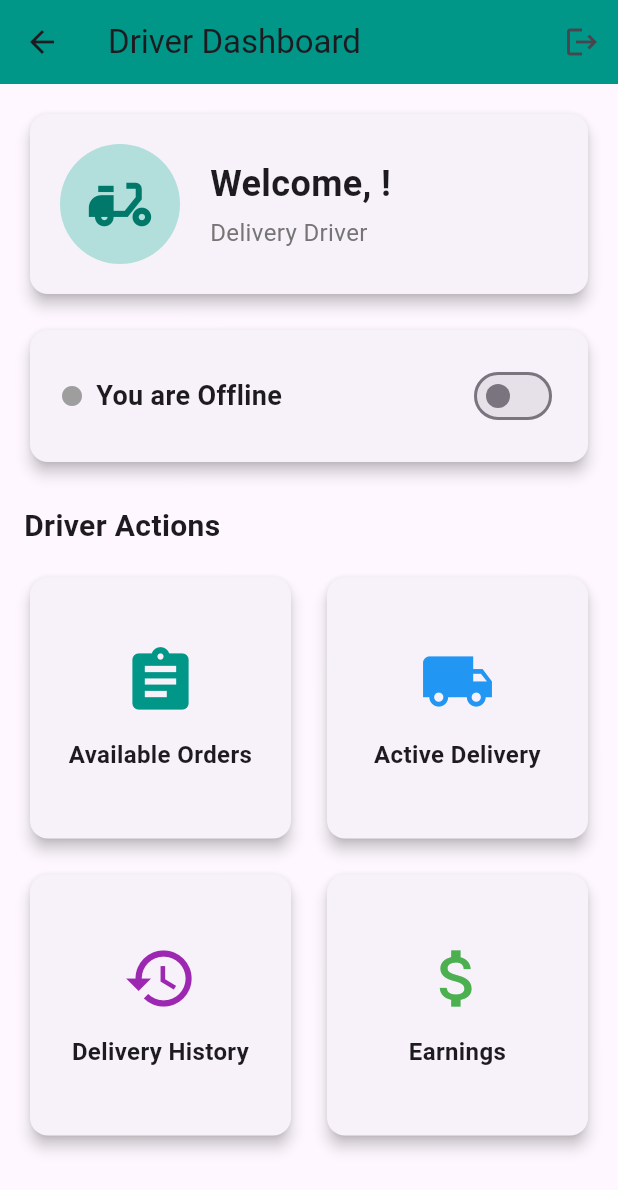
After one commit to Maryam1235/seafood, a Flutter app: the DriverDashboard screen opened directly, on a phone screen of 412 x 824 dp. The commit adds this screen. Shown: the top 1190 px of the screen. Run offline on Flutter 3.47's test engine with Material 3 defaults, Android fonts, the phone set to English and light mode, and no system bars; our stand-ins replace cloud_firestore, data_table_2, firebase_auth, firebase_core; accounts and stored records are empty.

Commit message:
driver dashboard

```diff
--- a/admin_dashboard/lib/screens/dashboard_home_screen.dart
+++ b/admin_dashboard/lib/screens/dashboard_home_screen.dart
@@ -46,11 +46,16 @@ class DashboardHomeScreen extends StatelessWidget {
                   return data['role'] == 'seller';
                 }).length;
 
+                final drivers = users.where((doc) {
+                  final data = doc.data() as Map<String, dynamic>;
+                  return data['role'] == 'driver';
+                }).length;
+
                 return GridView.count(
                   shrinkWrap: true,
                   crossAxisCount: MediaQuery.of(context).size.width > 800
-                      ? 3
-                      : 1,
+                      ? 4
+                      : 2,
                   mainAxisSpacing: 16,
                   crossAxisSpacing: 16,
                   childAspectRatio: 2.5,
@@ -72,6 +77,12 @@ class DashboardHomeScreen extends StatelessWidget {
                       value: sellers.toString(),
                       icon: Icons.store,
                       color: Colors.orange,
+                    ),
+                    _buildStatCard(
+                      title: 'Drivers',
+                      value: drivers.toString(),
+                      icon: Icons.delivery_dining,
+                      color: Colors.teal,
                     ),
                   ],
                 );
--- a/admin_dashboard/lib/screens/users_management_screen.dart
+++ b/admin_dashboard/lib/screens/users_management_screen.dart
@@ -91,7 +91,7 @@ class _UsersManagementScreenState extends State<UsersManagementScreen> {
                 const SizedBox(width: 16),
                 Expanded(
                   child: DropdownButtonFormField<String>(
-                    value: _roleFilter,
+                    initialValue: _roleFilter,
                     decoration: InputDecoration(
                       labelText: 'Filter by Role',
                       border: OutlineInputBorder(
@@ -102,8 +102,12 @@ class _UsersManagementScreenState extends State<UsersManagementScreen> {
                     ),
                     items: const [
                       DropdownMenuItem(value: 'all', child: Text('All Users')),
-                      DropdownMenuItem(value: 'customer', child: Text('Customers')),
+                      DropdownMenuItem(
+                        value: 'customer',
+                        child: Text('Customers'),
+                      ),
                       DropdownMenuItem(value: 'seller', child: Text('Sellers')),
+                      DropdownMenuItem(value: 'driver', child: Text('Drivers')),
                     ],
                     onChanged: (value) {
                       setState(() {
@@ -138,10 +142,14 @@ class _UsersManagementScreenState extends State<UsersManagementScreen> {
                   // Search filter
                   if (_searchQuery.isEmpty) return true;
 
-                  final fullName = (data['fullName'] ?? '').toString().toLowerCase();
+                  final fullName = (data['fullName'] ?? '')
+                      .toString()
+                      .toLowerCase();
                   final email = (data['email'] ?? '').toString().toLowerCase();
                   final phone = (data['phone'] ?? '').toString().toLowerCase();
-                  final username = (data['username'] ?? '').toString().toLowerCase();
+                  final username = (data['username'] ?? '')
+                      .toString()
+                      .toLowerCase();
 
                   return fullName.contains(_searchQuery) ||
                       email.contains(_searchQuery) ||
@@ -195,15 +203,21 @@ class _UsersManagementScreenState extends State<UsersManagementScreen> {
                               ),
                               backgroundColor: role == 'seller'
                                   ? Colors.orange.shade100
+                                  : role == 'driver'
+                                  ? Colors.teal.shade100
                                   : Colors.blue.shade100,
-                              padding: const EdgeInsets.symmetric(horizontal: 8),
+                              padding: const EdgeInsets.symmetric(
+                                horizontal: 8,
+                              ),
                             ),
                           ),
-                          DataCell(Text(
-                            createdAt != null
-                                ? '${createdAt.toDate().day}/${createdAt.toDate().month}/${createdAt.toDate().year}'
-                                : 'N/A',
-                          )),
+                          DataCell(
+                            Text(
+                              createdAt != null
+                                  ? '${createdAt.toDate().day}/${createdAt.toDate().month}/${createdAt.toDate().year}'
+                                  : 'N/A',
+                            ),
+                          ),
                           DataCell(
                             IconButton(
                               icon: const Icon(Icons.delete, color: Colors.red),
--- a/app/lib/main.dart
+++ b/app/lib/main.dart
@@ -5,6 +5,7 @@ import 'package:cloud_firestore/cloud_firestore.dart';
 import 'screens/login_screen.dart';
 import 'screens/customer_dashboard.dart';
 import 'screens/seller_dashboard.dart';
+import 'screens/driver_dashboard.dart';
 import 'firebase_options.dart';
 
 void main() async {
@@ -61,6 +62,8 @@ class AuthCheck extends StatelessWidget {
 
                 if (role == 'seller') {
                   return const SellerDashboard();
+                } else if (role == 'driver') {
+                  return const DriverDashboard();
                 } else {
                   return const CustomerDashboard();
                 }
--- /dev/null
+++ b/app/lib/screens/driver_dashboard.dart
@@ -0,0 +1,249 @@
+import 'package:flutter/material.dart';
+import 'package:firebase_auth/firebase_auth.dart';
+import '../services/auth_service.dart';
+
+class DriverDashboard extends StatefulWidget {
+  const DriverDashboard({super.key});
+
+  @override
+  State<DriverDashboard> createState() => _DriverDashboardState();
+}
+
+class _DriverDashboardState extends State<DriverDashboard> {
+  final _authService = AuthService();
+  String _username = '';
+  bool _isOnline = false;
+
+  @override
+  void initState() {
+    super.initState();
+    _loadUserData();
+  }
+
+  Future<void> _loadUserData() async {
+    final user = FirebaseAuth.instance.currentUser;
+    if (user != null) {
+      final userData = await _authService.getUserData(user.uid);
+      if (userData != null && mounted) {
+        setState(() {
+          _username = userData['username'] ?? 'Driver';
+        });
+      }
+    }
+  }
+
+  Future<void> _logout() async {
+    await _authService.logout();
+  }
+
+  @override
+  Widget build(BuildContext context) {
+    return Scaffold(
+      appBar: AppBar(
+        title: const Text('Driver Dashboard'),
+        backgroundColor: Colors.teal,
+        actions: [
+          IconButton(
+            icon: const Icon(Icons.logout),
+            onPressed: _logout,
+            tooltip: 'Logout',
+          ),
+        ],
+      ),
+      body: SingleChildScrollView(
+        padding: const EdgeInsets.all(16.0),
+        child: Column(
+          crossAxisAlignment: CrossAxisAlignment.start,
+          children: [
+            // Profile card
+            Card(
+              elevation: 4,
+              child: Padding(
+                padding: const EdgeInsets.all(20.0),
+                child: Row(
+                  children: [
+                    CircleAvatar(
+                      radius: 40,
+                      backgroundColor: Colors.teal.shade100,
+                      child: Icon(
+                        Icons.delivery_dining,
+                        size: 50,
+                        color: Colors.teal.shade700,
+                      ),
+                    ),
+                    const SizedBox(width: 20),
+                    Expanded(
+                      child: Column(
+                        crossAxisAlignment: CrossAxisAlignment.start,
+                        children: [
+                          Text(
+                            'Welcome, $_username!',
+                            style: const TextStyle(
+                              fontSize: 24,
+                              fontWeight: FontWeight.bold,
+                            ),
+                          ),
+                          const SizedBox(height: 4),
+                          Text(
+                            'Delivery Driver',
+                            style: TextStyle(
+                              fontSize: 16,
+                              color: Colors.grey.shade600,
+                            ),
+                          ),
+                        ],
+                      ),
+                    ),
+                  ],
+                ),
+              ),
+            ),
+            const SizedBox(height: 16),
+            // Online/Offline toggle
+            Card(
+              elevation: 4,
+              child: Padding(
+                padding: const EdgeInsets.all(20.0),
+                child: Row(
+                  mainAxisAlignment: MainAxisAlignment.spaceBetween,
+                  children: [
+                    Row(
+                      children: [
+                        Icon(
+                          Icons.circle,
+                          color: _isOnline ? Colors.green : Colors.grey,
+                          size: 16,
+                        ),
+                        const SizedBox(width: 8),
+                        Text(
+                          _isOnline ? 'You are Online' : 'You are Offline',
+                          style: const TextStyle(
+                            fontSize: 18,
+                            fontWeight: FontWeight.w600,
+                          ),
+                        ),
+                      ],
+                    ),
+                    Switch(
+                      value: _isOnline,
+                      activeColor: Colors.green,
+                      onChanged: (value) {
+                        setState(() {
+                          _isOnline = value;
+                        });
+                        ScaffoldMessenger.of(context).showSnackBar(
+                          SnackBar(
+                            content: Text(
+                              value
+                                  ? 'You are now online'
+                                  : 'You are now offline',
+                            ),
+                            backgroundColor: value ? Colors.green : Colors.grey,
+                          ),
+                        );
+                      },
+                    ),
+                  ],
+                ),
+              ),
+            ),
+            const SizedBox(height: 24),
+            const Text(
+              'Driver Actions',
+              style: TextStyle(fontSize: 20, fontWeight: FontWeight.bold),
+            ),
+            const SizedBox(height: 16),
+            GridView.count(
+              shrinkWrap: true,
+              physics: const NeverScrollableScrollPhysics(),
+              crossAxisCount: 2,
+              mainAxisSpacing: 16,
+              crossAxisSpacing: 16,
+              children: [
+                _buildActionCard(
+                  icon: Icons.assignment,
+                  title: 'Available Orders',
+                  color: Colors.teal,
+                  onTap: () {
+                    ScaffoldMessenger.of(context).showSnackBar(
+                      const SnackBar(
+                        content: Text('Available Orders - Coming Soon'),
+                      ),
+                    );
+                  },
+                ),
+                _buildActionCard(
+                  icon: Icons.local_shipping,
+                  title: 'Active Delivery',
+                  color: Colors.blue,
+                  onTap: () {
+                    ScaffoldMessenger.of(context).showSnackBar(
+                      const SnackBar(
+                        content: Text('Active Delivery - Coming Soon'),
+                      ),
+                    );
+                  },
+                ),
+                _buildActionCard(
+                  icon: Icons.history,
+                  title: 'Delivery History',
+                  color: Colors.purple,
+                  onTap: () {
+                    ScaffoldMessenger.of(context).showSnackBar(
+                      const SnackBar(
+                        content: Text('Delivery History - Coming Soon'),
+                      ),
+                    );
+                  },
+                ),
+                _buildActionCard(
+                  icon: Icons.attach_money,
+                  title: 'Earnings',
+                  color: Colors.green,
+                  onTap: () {
+                    ScaffoldMessenger.of(context).showSnackBar(
+                      const SnackBar(content: Text('Earnings - Coming Soon')),
+                    );
+                  },
+                ),
+              ],
+            ),
+          ],
+        ),
+      ),
+    );
+  }
+
+  Widget _buildActionCard({
+    required IconData icon,
+    required String title,
+    required Color color,
+    required VoidCallback onTap,
+  }) {
+    return Card(
+      elevation: 4,
+      child: InkWell(
+        onTap: onTap,
+        borderRadius: BorderRadius.circular(12),
+        child: Padding(
+          padding: const EdgeInsets.all(16.0),
+          child: Column(
+            mainAxisAlignment: MainAxisAlignment.center,
+            children: [
+              Icon(icon, size: 50, color: color),
+              const SizedBox(height: 12),
+              Text(
+                title,
+                textAlign: TextAlign.center,
+                style: const TextStyle(
+                  fontSize: 16,
+                  fontWeight: FontWeight.w600,
+                ),
+              ),
+            ],
+          ),
+        ),
+      ),
+    );
+  }
+}
--- a/app/lib/screens/register_screen.dart
+++ b/app/lib/screens/register_screen.dart
@@ -155,6 +155,17 @@ class _RegisterScreenState extends State<RegisterScreen> {
                                 title: const Text('Seafood Seller'),
                                 subtitle: const Text('Sell seafood products'),
                                 value: 'seller',
+                                groupValue: _selectedRole,
+                                onChanged: (value) {
+                                  setState(() {
+                                    _selectedRole = value!;
+                                  });
+                                },
+                              ),
+                              RadioListTile<String>(
+                                title: const Text('Driver'),
+                                subtitle: const Text('Deliver seafood orders'),
+                                value: 'driver',
                                 groupValue: _selectedRole,
                                 onChanged: (value) {
                                   setState(() {
```
